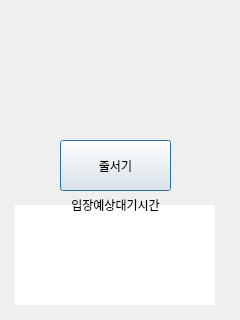
iot-team5-project/iot-waitingsystem, file src/gui/user_basic.ui: the form before one commit.
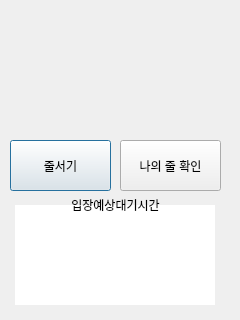
The form after the commit.

```diff
--- a/src/gui/user_basic.ui
+++ b/src/gui/user_basic.ui
@@ -64,9 +64,9 @@
   <widget class="QPushButton" name="btnLine">
    <property name="geometry">
     <rect>
-     <x>60</x>
+     <x>10</x>
      <y>140</y>
-     <width>111</width>
+     <width>101</width>
      <height>51</height>
     </rect>
    </property>
@@ -74,6 +74,19 @@
     <string>줄서기</string>
    </property>
   </widget>
+  <widget class="QPushButton" name="btnVal">
+   <property name="geometry">
+    <rect>
+     <x>120</x>
+     <y>140</y>
+     <width>101</width>
+     <height>51</height>
+    </rect>
+   </property>
+   <property name="text">
+    <string>나의 줄 확인</string>
+   </property>
+  </widget>
  </widget>
  <resources/>
  <connections/>
```
